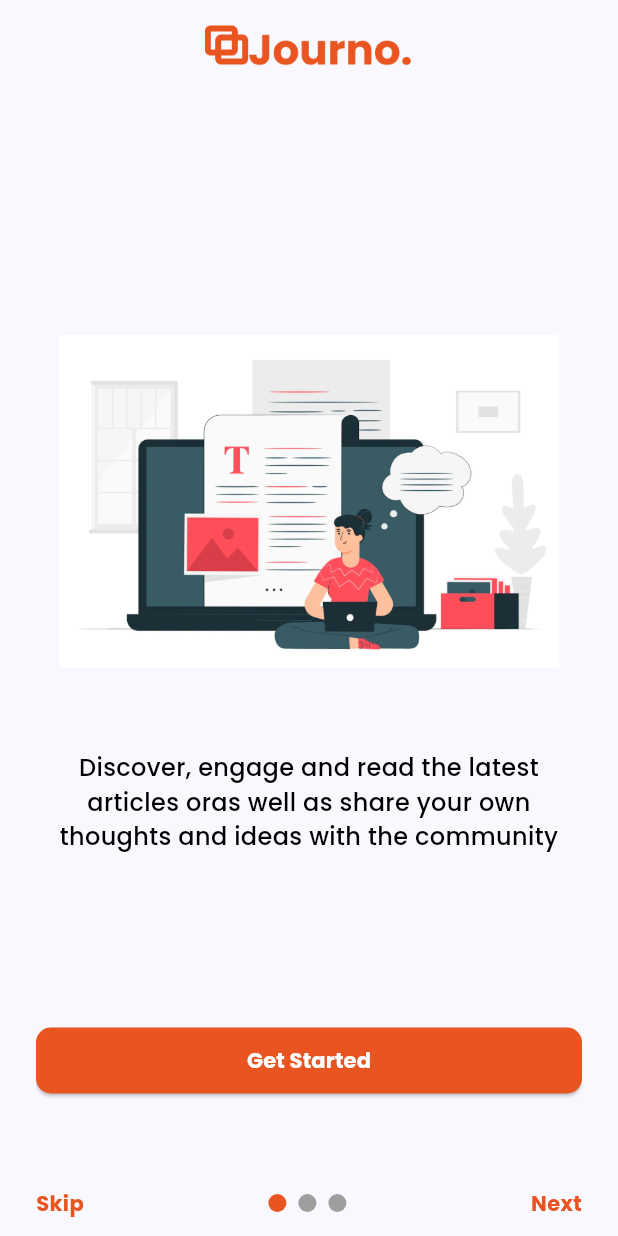
After one commit to Rakesh7714/news_app, a Flutter app: the screen it shows after launch, on a phone screen of 412 x 824 dp. The commit adds this screen. Run offline on Flutter 3.47's test engine with Material 3 defaults, Android fonts, the phone set to English and light mode, and no system bars; drawn by our look-alikes of smooth_page_indicator; our stand-ins replace auto_route, google_fonts, velocity_x; missing offline and left inert: animation_wrappers.

Commit message:
create onboard screen Ui

```diff
--- a/lib/core/constant/app_colors.dart
+++ b/lib/core/constant/app_colors.dart
@@ -2,6 +2,6 @@ import 'package:flutter/material.dart';
 
 class AppColors {
   AppColors._();
-  static const primarycolor =  Colors.blue;
-  static const Secondarycolor =  Colors.black;
+  static const primarycolor =  Color(0xff176CFA);
+  static const secondarycolor =  Color(0xffE85520);
 }
--- a/lib/core/themes/app_theme.dart
+++ b/lib/core/themes/app_theme.dart
@@ -11,7 +11,7 @@ class AppTheme {
   );
 
   static final dark = ThemeData(
-    colorScheme: ColorScheme.fromSeed(seedColor: AppColors.Secondarycolor),
+    colorScheme: ColorScheme.fromSeed(seedColor: AppColors.secondarycolor),
     useMaterial3: true,
     fontFamily: GoogleFonts.poppins().fontFamily,
   );
--- a/lib/main.dart
+++ b/lib/main.dart
@@ -3,22 +3,21 @@ import 'package:news_app/core/themes/app_theme.dart';
 import 'package:news_app/presentation/router/router_imports.dart';
 
 void main() {
-  runApp( MyApp());
+  runApp(MyApp());
 }
 
 class MyApp extends StatelessWidget {
-   MyApp({super.key});
-  final appRouter  = AppRouter();
-
+  MyApp({super.key});
+  final appRouter = AppRouter();
 
   @override
   Widget build(BuildContext context) {
     return MaterialApp.router(
+      debugShowCheckedModeBanner: false,
       title: 'News App',
       theme: AppTheme.light,
       darkTheme: AppTheme.light,
       routerConfig: appRouter.config(),
-
     );
   }
 }
--- a/lib/presentation/screens/onboard/onboard.dart
+++ b/lib/presentation/screens/onboard/onboard.dart
@@ -1,15 +1,86 @@
 part of 'onboard_import.dart';
 
 @RoutePage()
-class OnBoardPage extends StatelessWidget {
+class OnBoardPage extends StatefulWidget {
   const OnBoardPage({super.key});
 
   @override
+  State<OnBoardPage> createState() => _OnBoardPageState();
+}
+
+class _OnBoardPageState extends State<OnBoardPage> {
+  OnboardViewModels onboardViewModels = OnboardViewModels();
+  @override
   Widget build(BuildContext context) {
     return Scaffold(
-      body: Center(
-        child: Text('This is the OnBoard Screen'),
+        body: SafeArea(
+      child: Padding(
+        padding: const EdgeInsets.symmetric(horizontal: 24, vertical: 12),
+        child: PageView(children: [
+          Column(
+            mainAxisAlignment: MainAxisAlignment.start,
+            crossAxisAlignment: CrossAxisAlignment.center,
+            children: [
+              Image.asset(
+                'assets/images/main_logo.png',
+                height: 42,
+                width: 139,
+                color: AppColors.secondarycolor,
+              ),
+              61.heightBox,
+              PageView(
+                  controller: onboardViewModels.pageController,
+                  children: const [
+                    OnBoardFirstPage(),
+                    OnBoardSecondPage(),
+                    OnBoardThirdPage(),
+                  ]).expand(),
+              const SizedBox(
+                height: 61,
+              ),
+              ElevatedButton(
+                  style: ElevatedButton.styleFrom(
+                    shape: RoundedRectangleBorder(
+                        borderRadius: BorderRadius.circular(10)),
+                    minimumSize: Size(MediaQuery.of(context).size.width, 44),
+                    backgroundColor: AppColors.secondarycolor,
+                  ),
+                  onPressed: () {},
+                  child: "Get Started"
+                      .text
+                      .color(Colors.white)
+                      .fontWeight(FontWeight.w700)
+                      .make()),
+              const SizedBox(
+                height: 61,
+              ),
+              Row(
+                mainAxisAlignment: MainAxisAlignment.spaceBetween,
+                children: [
+                  "Skip"
+                      .text
+                      .color(AppColors.secondarycolor)
+                      .fontWeight(FontWeight.w700)
+                      .make(),
+                  SmoothPageIndicator(
+                      effect: const WormEffect(
+                        activeDotColor: AppColors.secondarycolor,
+                        dotHeight: 12,
+                        dotWidth: 12,
+                      ),
+                      controller: onboardViewModels.pageController,
+                      count: 3),
+                  "Next"
+                      .text
+                      .color(AppColors.secondarycolor)
+                      .fontWeight(FontWeight.w700)
+                      .make()
+                ],
+              )
+            ],
+          )
+        ]),
       ),
-    );
+    ));
   }
 }
--- a/lib/presentation/screens/onboard/onboard_import.dart
+++ b/lib/presentation/screens/onboard/onboard_import.dart
@@ -1,4 +1,10 @@
 import 'package:auto_route/annotations.dart';
 import 'package:flutter/material.dart';
+import 'package:news_app/presentation/screens/onboard/onboard_view_models.dart';
+import 'package:smooth_page_indicator/smooth_page_indicator.dart';
+import 'package:velocity_x/velocity_x.dart';
+
+import '../../../core/constant/app_colors.dart';
+import 'widgets/widgets_import.dart';
 
 part 'onboard.dart';
--- /dev/null
+++ b/lib/presentation/screens/onboard/onboard_view_models.dart
@@ -0,0 +1,5 @@
+import 'package:flutter/material.dart';
+
+class OnboardViewModels {
+  final PageController pageController = PageController();
+}
--- /dev/null
+++ b/lib/presentation/screens/onboard/widgets/onboard_first.dart
@@ -0,0 +1,30 @@
+part of 'widgets_import.dart';
+
+class OnBoardFirstPage extends StatelessWidget {
+  const OnBoardFirstPage({
+    super.key,
+  });
+
+  @override
+  Widget build(BuildContext context) {
+    return Column(
+      mainAxisAlignment: MainAxisAlignment.center,
+      children: [
+        Column(
+          children: [
+            Image.asset(
+              'assets/images/onboard_img3.png',height: 333,width: 333,
+            ),
+            'Discover, engage and read the latest articles oras well as share your own thoughts and ideas with the community'
+                .text
+                .align(TextAlign.center)
+                .size(16)
+                .color(Colors.black)
+                .fontWeight(FontWeight.w500)
+                .make()
+          ],
+        ),
+      ],
+    );
+  }
+}
```
Also changed, not shown: lib/presentation/screens/onboard/widgets/onboard_second.dart (added, +30 -0 lines), lib/presentation/screens/onboard/widgets/onboard_third.dart (added, +32 -0 lines), lib/presentation/screens/onboard/widgets/widgets_import.dart (added, +7 -0 lines), assets/images/onboard_img1.png (added), assets/images/onboard_img2.png (added), assets/images/onboard_img3.png (added), 1 other file.
